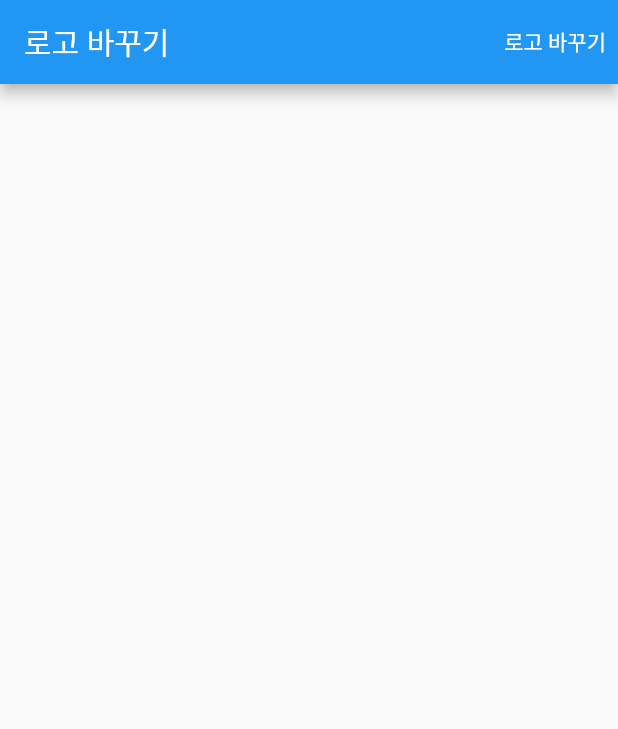
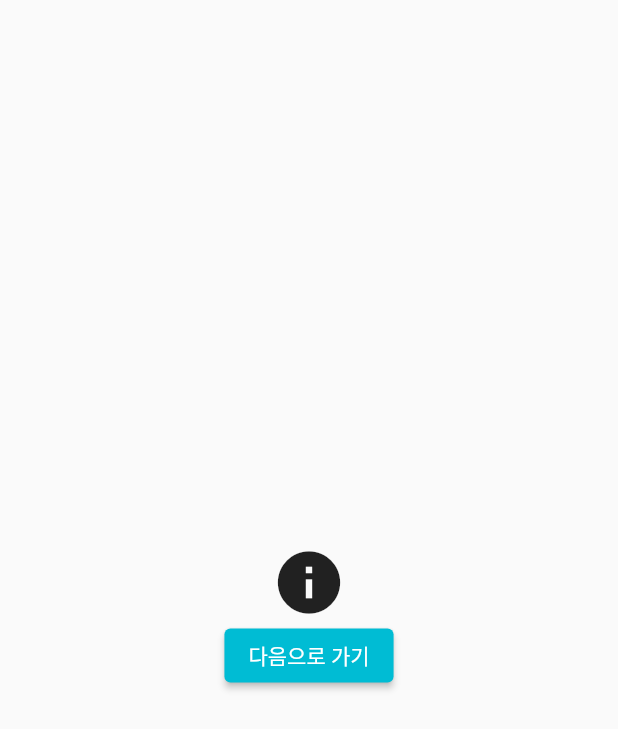
Before and after one commit to mccormick84/flutter_intro_example, a Flutter app: the screen it shows after launch, on a phone screen of 412 x 824 dp. Shown: the top 729 px of the screen. Run offline on Flutter 3.47's test engine with Material 2 defaults, Android fonts, the phone set to English and light mode, and no system bars; our stand-ins replace dio.

Commit message:
이미지 내려받고 로고로 사용하기

```diff
--- /dev/null
+++ b/lib/introPage.dart
@@ -0,0 +1,67 @@
+import 'package:flutter/material.dart';
+import 'package:path_provider/path_provider.dart';
+import 'dart:io';
+import 'main.dart';
+
+class IntroPage extends StatefulWidget {
+  const IntroPage({Key? key}) : super(key: key);
+
+  @override
+  _IntroPageState createState() => _IntroPageState();
+}
+
+class _IntroPageState extends State<IntroPage> {
+  Widget logo = const Icon(
+    Icons.info,
+    size: 50,
+  );
+
+  @override
+  void initState() {
+    super.initState();
+    initData();
+  }
+
+  @override
+  Widget build(BuildContext context) {
+    return Scaffold(
+      body: Container(
+        child: Center(
+          child: Column(
+            children: <Widget>[
+              logo,
+              ElevatedButton(
+                onPressed: () {
+                  Navigator.of(context)
+                      .pushReplacement(MaterialPageRoute(builder: (context) {
+                    return const MyHomePage(title: '');
+                  }));
+                },
+                child: const Text(
+                  '다음으로 가기',
+                  style: TextStyle(color: Colors.white),
+                ),
+              ),
+            ],
+            mainAxisAlignment: MainAxisAlignment.center,
+          ),
+        ),
+      ),
+    );
+  }
+
+  void initData() async {
+    var dir = await getApplicationDocumentsDirectory();
+    bool fileExist = await File(dir.path + '/myimage.jpg').exists();
+    if (fileExist) {
+      setState(() {
+        logo = Image.file(
+          File(dir.path + '/myimage.jpg'),
+          height: 200,
+          width: 200,
+          fit: BoxFit.contain,
+        );
+      });
+    }
+  }
+}
--- a/lib/main.dart
+++ b/lib/main.dart
@@ -1,5 +1,6 @@
 import 'package:flutter/material.dart';
 import 'largeFileMain.dart';
+import 'introPage.dart';
 
 void main() {
   runApp(const MyApp());
@@ -14,18 +15,9 @@ class MyApp extends StatelessWidget {
     return MaterialApp(
       title: 'Flutter Demo',
       theme: ThemeData(
-        // This is the theme of your application.
-        //
-        // Try running your application with "flutter run". You'll see the
-        // application has a blue toolbar. Then, without quitting the app, try
-        // changing the primarySwatch below to Colors.green and then invoke
-        // "hot reload" (press "r" in the console where you ran "flutter run",
-        // or simply save your changes to "hot reload" in a Flutter IDE).
-        // Notice that the counter didn't reset back to zero; the application
-        // is not restarted.
-        primarySwatch: Colors.blue,
+        primarySwatch: Colors.cyan,
       ),
-      home: const MyHomePage(title: 'Flutter Demo Home Page'),
+      home: const IntroPage(),
     );
   }
 }
@@ -70,8 +62,8 @@ class _MyHomePageState extends State<MyHomePage> {
         actions: <Widget>[
           TextButton(
             onPressed: () {
-              Navigator.of(context).push(
-                  MaterialPageRoute(builder: (context) => LargeFileMain()));
+              Navigator.of(context).push(MaterialPageRoute(
+                  builder: (context) => const LargeFileMain()));
             },
             child: Text(
               '로고 바꾸기',
```
